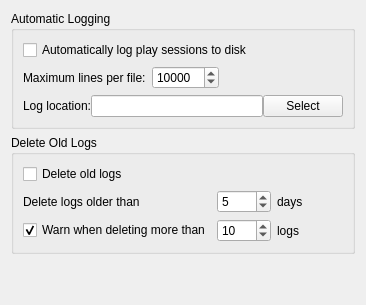
Mattias-Viklund/MMapper, file src/preferences/autologpage.ui: the form before one commit.
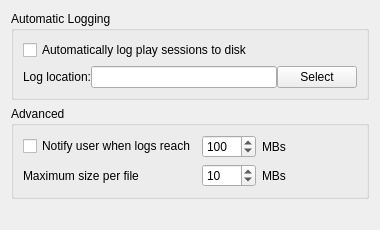
The form after the commit.

```diff
--- a/src/preferences/autologpage.ui
+++ b/src/preferences/autologpage.ui
@@ -2,6 +2,14 @@
 <ui version="4.0">
  <class>AutoLogPage</class>
  <widget class="QWidget" name="AutoLogPage">
+  <property name="geometry">
+   <rect>
+    <x>0</x>
+    <y>0</y>
+    <width>380</width>
+    <height>230</height>
+   </rect>
+  </property>
   <layout class="QVBoxLayout">
    <item>
     <widget class="QGroupBox" name="groupBox_autolog">
@@ -15,54 +23,14 @@
       <string>Automatic Logging</string>
      </property>
      <layout class="QGridLayout" name="_2">
-      <item row="1" column="0">
-       <widget class="QLabel" name="autoLogMaxLinesLabel">
-        <property name="sizePolicy">
-         <sizepolicy hsizetype="Minimum" vsizetype="Preferred">
-          <horstretch>0</horstretch>
-          <verstretch>0</verstretch>
-         </sizepolicy>
-        </property>
+      <item row="0" column="0" colspan="4">
+       <widget class="QCheckBox" name="autoLogCheckBox">
         <property name="text">
-         <string>Maximum lines per file:</string>
+         <string>Automatically log play sessions to disk</string>
         </property>
-        <property name="margin">
-         <number>0</number>
-        </property>
-        <property name="buddy">
-         <cstring>autoLogMaxLines</cstring>
-        </property>
        </widget>
       </item>
-      <item row="1" column="1">
-       <widget class="QSpinBox" name="autoLogMaxLines">
-        <property name="sizePolicy">
-         <sizepolicy hsizetype="Minimum" vsizetype="Fixed">
-          <horstretch>0</horstretch>
-          <verstretch>0</verstretch>
-         </sizepolicy>
-        </property>
-        <property name="minimumSize">
-         <size>
-          <width>0</width>
-          <height>0</height>
-         </size>
-        </property>
-        <property name="minimum">
-         <number>1</number>
-        </property>
-        <property name="maximum">
-         <number>1000000</number>
-        </property>
-        <property name="singleStep">
-         <number>1000</number>
-        </property>
-        <property name="value">
-         <number>10000</number>
-        </property>
-       </widget>
-      </item>
-      <item row="7" column="0" colspan="5">
+      <item row="6" column="0" colspan="6">
        <widget class="QFrame" name="autoLogFrame">
         <property name="frameShape">
          <enum>QFrame::NoFrame</enum>
@@ -137,44 +105,51 @@
         </layout>
        </widget>
       </item>
-      <item row="0" column="0" colspan="3">
-       <widget class="QCheckBox" name="autoLogCheckBox">
-        <property name="text">
-         <string>Automatically log play sessions to disk</string>
-        </property>
-       </widget>
-      </item>
-      <item row="1" column="2">
-       <spacer name="horizontalSpacer">
-        <property name="orientation">
-         <enum>Qt::Horizontal</enum>
-        </property>
-        <property name="sizeHint" stdset="0">
-         <size>
-          <width>40</width>
-          <height>20</height>
-         </size>
-        </property>
-       </spacer>
-      </item>
      </layout>
     </widget>
    </item>
    <item>
     <widget class="QGroupBox" name="groupBox_oldlogs">
      <property name="title">
-      <string>Delete Old Logs</string>
+      <string>Advanced</string>
      </property>
      <layout class="QGridLayout" name="_3">
       <item row="0" column="1">
        <widget class="QCheckBox" name="deleteOldLogsCheckbox">
         <property name="text">
-         <string>Delete old logs</string>
+         <string>Notify user when logs reach</string>
         </property>
        </widget>
       </item>
-      <item row="1" column="2">
-       <widget class="QSpinBox" name="deleteLogsOlderThan">
+      <item row="0" column="5">
+       <spacer name="advancedSpacer">
+        <property name="orientation">
+         <enum>Qt::Horizontal</enum>
+        </property>
+        <property name="sizeHint" stdset="0">
+         <size>
+          <width>40</width>
+          <height>20</height>
+         </size>
+        </property>
+       </spacer>
+      </item>
+      <item row="0" column="4">
+       <widget class="QLabel" name="notifyWhenLogsReachLabel">
+        <property name="text">
+         <string>MBs</string>
+        </property>
+       </widget>
+      </item>
+      <item row="2" column="4">
+       <widget class="QLabel" name="autoLogMaxBytesLabel2">
+        <property name="text">
+         <string>MBs</string>
+        </property>
+       </widget>
+      </item>
+      <item row="0" column="2">
+       <widget class="QSpinBox" name="notifyWhenLogsReachSize">
         <property name="sizePolicy">
          <sizepolicy hsizetype="Minimum" vsizetype="Fixed">
           <horstretch>0</horstretch>
@@ -188,58 +163,52 @@
          </size>
         </property>
         <property name="minimum">
-         <number>1</number>
+         <number>-1</number>
         </property>
         <property name="maximum">
          <number>1000</number>
         </property>
         <property name="value">
-         <number>5</number>
+         <number>100</number>
         </property>
        </widget>
       </item>
-      <item row="1" column="1">
-       <widget class="QLabel" name="label">
-        <property name="text">
-         <string>Delete logs older than </string>
-        </property>
-        <property name="buddy">
-         <cstring>deleteLogsOlderThan</cstring>
-        </property>
-       </widget>
-      </item>
-      <item row="1" column="3">
-       <widget class="QLabel" name="label_2">
-        <property name="text">
-         <string>days</string>
-        </property>
-       </widget>
-      </item>
-      <item row="1" column="4">
-       <spacer name="horizontalSpacer_3">
-        <property name="orientation">
-         <enum>Qt::Horizontal</enum>
-        </property>
-        <property name="sizeHint" stdset="0">
-         <size>
-          <width>40</width>
-          <height>20</height>
-         </size>
-        </property>
-       </spacer>
-      </item>
       <item row="2" column="1">
-       <widget class="QCheckBox" name="warnWhenDeletingCheckBox">
+       <widget class="QLabel" name="autoLogMaxBytesLabel1">
+        <property name="sizePolicy">
+         <sizepolicy hsizetype="Minimum" vsizetype="Preferred">
+          <horstretch>0</horstretch>
+          <verstretch>0</verstretch>
+         </sizepolicy>
+        </property>
         <property name="text">
-         <string>Warn when deleting more than</string>
+         <string>Maximum size per file</string>
         </property>
-        <property name="checked">
-         <bool>true</bool>
+        <property name="margin">
+         <number>0</number>
+        </property>
+        <property name="buddy">
+         <cstring>autoLogMaxBytes</cstring>
         </property>
        </widget>
       </item>
       <item row="2" column="2">
-       <widget class="QSpinBox" name="warnWhenMoreThan">
+       <widget class="QSpinBox" name="autoLogMaxBytes">
+        <property name="sizePolicy">
+         <sizepolicy hsizetype="Minimum" vsizetype="Fixed">
+          <horstretch>0</horstretch>
+          <verstretch>0</verstretch>
+         </sizepolicy>
+        </property>
+        <property name="minimumSize">
+         <size>
+          <width>0</width>
+          <height>0</height>
+         </size>
+        </property>
+        <property name="minimum">
+         <number>1</number>
+        </property>
         <property name="maximum">
          <number>1000</number>
         </property>
@@ -248,13 +217,6 @@
         </property>
        </widget>
       </item>
-      <item row="2" column="3">
-       <widget class="QLabel" name="label_3">
-        <property name="text">
-         <string>logs</string>
-        </property>
-       </widget>
-      </item>
      </layout>
     </widget>
    </item>
```
Left out of the diff: 11 changed lines with no effect on the pictures.
